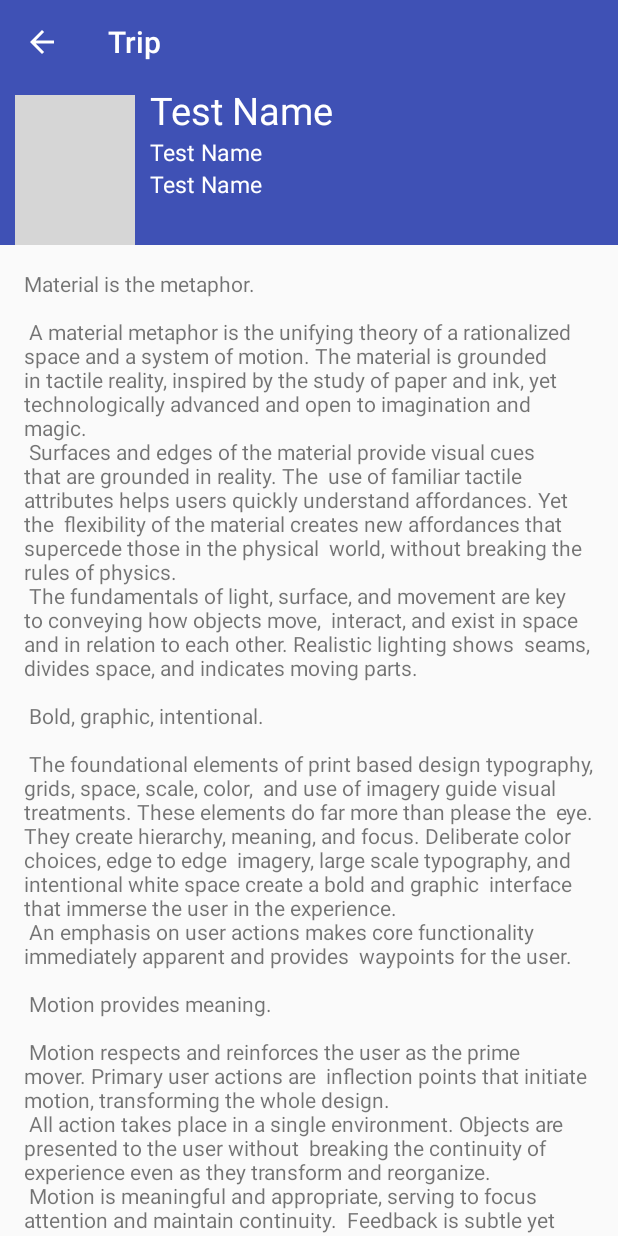
After one commit to jeffersonalvess/Tripz, an Android app: the DaysActivity screen opened directly, with no data from a screen before it, on a phone screen of 412 x 824 dp. The commit adds this screen. Run offline under Robolectric (Android 15) with nearby library versions, the phone set to English and light mode, and no system bars; grey boxes are pictures that could not be loaded.

Commit message:
- Made all arrangements to implement the DaysActivity with its fragments. Just follow the TripListFragment and MainActivity as example.

```diff
--- a/app/src/main/AndroidManifest.xml
+++ b/app/src/main/AndroidManifest.xml
@@ -55,6 +55,11 @@
             android:label="@string/title_activity_cities"
             android:theme="@style/AppTheme.NoActionBar" >
         </activity>
+        <activity
+            android:name=".DaysActivity"
+            android:label="@string/title_activity_days"
+            android:theme="@style/AppTheme.NoActionBar" >
+        </activity>
     </application>
 
 </manifest>
--- a/app/src/main/java/edu/depaul/csc472/tripz/CitiesActivity.java
+++ b/app/src/main/java/edu/depaul/csc472/tripz/CitiesActivity.java
@@ -14,6 +14,7 @@ import edu.depaul.csc472.tripz.helper.Trip;
 
 public class CitiesActivity extends AppCompatActivity {
 
+    //TODO: implement fragments
     int _tripID = -1;
 
     @Override
@@ -41,8 +42,6 @@ public class CitiesActivity extends AppCompatActivity {
 
         DatabaseHelper databaseHelper = new DatabaseHelper(getApplicationContext());
         final Trip t = databaseHelper.getTrip(tripID);
-
-        System.out.println("Meu deus olha isso: " + tripID);
 
 
         TextView txtTitle = (TextView) findViewById(R.id.txtLine1);
@@ -72,9 +71,6 @@ public class CitiesActivity extends AppCompatActivity {
             }
         });
 
-        //TODO: implement create city screen
-        //TODO: implement fragments
-
     }
 
     @Override
--- /dev/null
+++ b/app/src/main/java/edu/depaul/csc472/tripz/DaysActivity.java
@@ -0,0 +1,71 @@
+package edu.depaul.csc472.tripz;
+
+import android.os.Bundle;
+import android.support.v7.app.AppCompatActivity;
+import android.support.v7.widget.Toolbar;
+import android.view.View;
+import android.widget.ImageView;
+import android.widget.TextView;
+
+public class DaysActivity extends AppCompatActivity /* THIS IS IMPORTANT implements DaysListFragment.Callbacks */{
+
+    @Override
+    protected void onCreate(Bundle savedInstanceState) {
+        super.onCreate(savedInstanceState);
+        setContentView(R.layout.activity_days);
+
+        Toolbar toolbar = (Toolbar) findViewById(R.id.toolbar);
+
+        //TODO: Get an Intent from the CitiesActivity with the city name and Change the WindowTitle
+        toolbar.setTitle("Trip");
+        setSupportActionBar(toolbar);
+        getSupportActionBar().setDisplayHomeAsUpEnabled(true);
+        getSupportActionBar().setDisplayShowHomeEnabled(true);
+
+        toolbar.setNavigationOnClickListener(new View.OnClickListener() {
+            @Override
+            public void onClick(View v) {
+                onBackPressed();
+                finish();
+            }
+        });
+
+        //TODO: Complete these information with the Information that come from CitiesActivity information
+        TextView txtTitle = (TextView) findViewById(R.id.txtLine1);
+        TextView txtLine1 = (TextView) findViewById(R.id.txtLine2);
+        TextView txtLine2 = (TextView) findViewById(R.id.txtLine3);
+        ImageView imgTrip = (ImageView) findViewById(R.id.imageView);
+    }
+
+    //This method is create to support Callbacks of DaysListFragment!!!
+
+    /*@Override
+    public void onItemSelected(int id) {
+        *//* Use this when implement two panel layout, it's not implement yet. But I'll left the code for example.
+
+        if (mTwoPane) {
+            // In two-pane mode, show the detail view in this activity by
+            // adding or replacing the detail fragment using a
+            // fragment transaction.
+            Bundle arguments = new Bundle();
+            arguments.putString(WineDetailFragment.ARG_ITEM_ID, id);
+            WineDetailFragment fragment = new WineDetailFragment();
+            fragment.setArguments(arguments);
+            getFragmentManager().beginTransaction()
+                    .replace(R.id.wine_detail_container, fragment)
+                    .commit();
+
+        }
+        else {
+            // In single-pane mode, simply start the detail activity
+            // for the selected item ID.
+            Intent detailIntent = new Intent(this, WineDetailActivity.class);
+            detailIntent.putExtra(WineDetailFragment.ARG_ITEM_ID, id);
+            startActivity(detailIntent);
+        }*//*
+
+        Intent cityIntent = new Intent(DaysActivity.this, CitiesActivity.class);
+        cityIntent.putExtra("TripID", id);
+        startActivity(cityIntent);
+    }*/
+}
--- /dev/null
+++ b/app/src/main/java/edu/depaul/csc472/tripz/DaysListFragment.java
@@ -0,0 +1,12 @@
+package edu.depaul.csc472.tripz;
+
+import android.app.ListFragment;
+
+/**
+ * Created by jeffersonalvess on 11/22/15.
+ */
+public class DaysListFragment extends ListFragment {
+
+    // I strongly advise follow the TripListFragment Implementation
+    // There are all mandatory methods you will just need to adapt them for the days.
+}
--- /dev/null
+++ b/app/src/main/res/layout/activity_days.xml
@@ -0,0 +1,48 @@
+<?xml version="1.0" encoding="utf-8"?>
+<android.support.design.widget.CoordinatorLayout xmlns:android="http://schemas.android.com/apk/res/android"
+    xmlns:app="http://schemas.android.com/apk/res-auto"
+    xmlns:tools="http://schemas.android.com/tools"
+    android:layout_width="match_parent"
+    android:layout_height="match_parent"
+    android:fitsSystemWindows="true"
+    tools:context="edu.depaul.csc472.tripz.DaysActivity">
+
+    <android.support.design.widget.AppBarLayout
+        android:id="@+id/app_bar"
+        android:layout_width="match_parent"
+        android:layout_height="wrap_content"
+        android:theme="@style/AppTheme.AppBarOverlay">
+
+        <android.support.v7.widget.Toolbar
+            android:id="@+id/toolbar"
+            android:layout_width="match_parent"
+            android:layout_height="?attr/actionBarSize"
+            app:popupTheme="@style/AppTheme.PopupOverlay" />
+
+        <android.support.design.widget.CollapsingToolbarLayout
+            android:id="@+id/toolbar_layout"
+            android:layout_width="match_parent"
+            android:layout_height="wrap_content"
+            android:fitsSystemWindows="true"
+            app:contentScrim="?attr/colorPrimary"
+            app:layout_scrollFlags="scroll|exitUntilCollapsed">
+
+            <include layout="@layout/content_toolbar" />
+
+        </android.support.design.widget.CollapsingToolbarLayout>
+    </android.support.design.widget.AppBarLayout>
+
+    <include layout="@layout/content_days" />
+
+    <!-- I don't think that this button is necessary on DaysActivity -->
+    <!--<android.support.design.widget.FloatingActionButton
+        android:id="@+id/fab"
+        android:layout_width="wrap_content"
+        android:layout_height="wrap_content"
+        android:layout_margin="@dimen/fab_margin"
+        android:src="@android:drawable/ic_input_add"
+        android:tint="@android:color/white"
+        app:layout_anchor="@id/app_bar"
+        app:layout_anchorGravity="bottom|end" />-->
+
+</android.support.design.widget.CoordinatorLayout>
--- /dev/null
+++ b/app/src/main/res/layout/content_days.xml
@@ -0,0 +1,33 @@
+<?xml version="1.0" encoding="utf-8"?>
+<!--<fragment
+    xmlns:android="http://schemas.android.com/apk/res/android"
+    xmlns:app="http://schemas.android.com/apk/res-auto"
+    xmlns:tools="http://schemas.android.com/tools"
+    android:id="@+id/trips_list"
+    android:name="edu.depaul.csc472.tripz.DaysListFragment"
+    android:layout_width="match_parent"
+    android:layout_height="match_parent"
+    tools:context="edu.depaul.csc472.tripz.MainActivity"
+    app:layout_behavior="@string/appbar_scrolling_view_behavior"
+    tools:layout="@android:layout/list_content"
+    tools:showIn="@layout/activity_main"/>-->
+
+
+
+
+<!-- Comment this section and discomment the fragment section to start using it -->
+<android.support.v4.widget.NestedScrollView xmlns:android="http://schemas.android.com/apk/res/android"
+    xmlns:app="http://schemas.android.com/apk/res-auto"
+    xmlns:tools="http://schemas.android.com/tools"
+    android:layout_width="match_parent"
+    android:layout_height="match_parent"
+    app:layout_behavior="@string/appbar_scrolling_view_behavior"
+    tools:context="edu.depaul.csc472.tripz.DaysActivity"
+    tools:showIn="@layout/activity_days">
+
+    <TextView
+        android:layout_width="wrap_content"
+        android:layout_height="wrap_content"
+        android:layout_margin="@dimen/text_margin"
+        android:text="@string/large_text" />
+</android.support.v4.widget.NestedScrollView>
--- /dev/null
+++ b/app/src/main/res/menu/menu_days.xml
@@ -0,0 +1,7 @@
+<menu xmlns:android="http://schemas.android.com/apk/res/android"
+    xmlns:app="http://schemas.android.com/apk/res-auto"
+    xmlns:tools="http://schemas.android.com/tools"
+    tools:context="edu.depaul.csc472.tripz.DaysActivity">
+    <item android:id="@+id/action_settings" android:title="@string/action_settings"
+        android:orderInCategory="100" app:showAsAction="never" />
+</menu>
--- a/app/src/main/res/values/strings.xml
+++ b/app/src/main/res/values/strings.xml
@@ -101,4 +101,5 @@
     <string name="title_activity_trips_and_cities">TripsAndCitiesActivity</string>
     <string name="title_activity_teste_banco">TesteBanco</string>
     <string name="title_activity_cities">CitiesActivity</string>
+    <string name="title_activity_days">DaysActivity</string>
 </resources>
```
